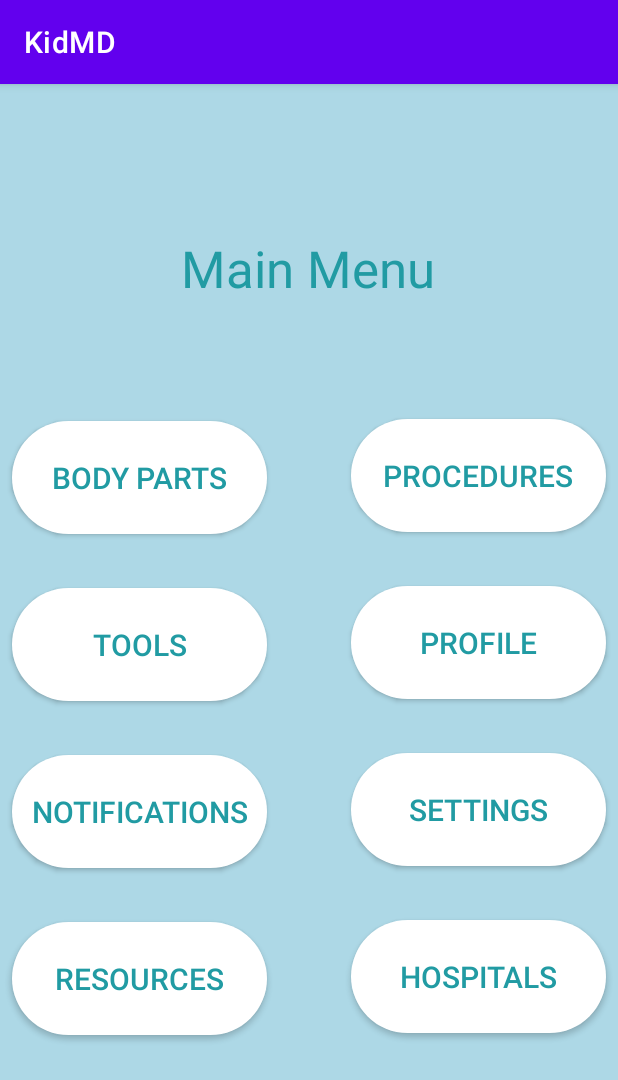
After one commit to SpaghettiSurgeons/KidMD, an Android app: the MainMenu screen opened directly, with no data from a screen before it, on a phone screen of 412 x 824 dp. The commit adds this screen. Shown: the top 1080 px of the screen. Run offline under Robolectric (Android 15) with nearby library versions, the phone set to English and light mode, and no system bars; our stand-ins replace Firebase (no records; nobody signed in at launch, a user with empty details on screens opened directly); Roboto replaces fonts that are not available here.

Commit message:
Added Main menu view Added Baloo font to assets Changed view from profile to main menu upon sign-in

```diff
--- a/app/src/main/AndroidManifest.xml
+++ b/app/src/main/AndroidManifest.xml
@@ -16,6 +16,9 @@
             android:name=".RegisterUser"
             android:exported="false" />
         <activity
+            android:name=".MainMenu"
+            android:exported="false" />
+        <activity
             android:name=".MainActivity"
             android:exported="true">
             <intent-filter>
--- a/app/src/main/java/com/example/kidmd/MainActivity.java
+++ b/app/src/main/java/com/example/kidmd/MainActivity.java
@@ -134,7 +134,7 @@ public class MainActivity extends AppCompatActivity implements View.OnClickListe
                     //The code that is commented out is for email verification, if we want to use it.
                     //if (user.isEmailVerified()) {
                         //Redirect to user profile
-                        startActivity(new Intent(MainActivity.this, ProfileActivity.class));
+                        startActivity(new Intent(MainActivity.this, MainMenu.class));
                         progressBar.setVisibility(View.GONE);
                     //}
                     //else {
--- /dev/null
+++ b/app/src/main/java/com/example/kidmd/MainMenu.java
@@ -0,0 +1,25 @@
+package com.example.kidmd;
+
+import android.graphics.Typeface;
+import android.os.Bundle;
+import android.view.View;
+import android.widget.TextView;
+import android.content.Intent;
+import android.widget.Button;
+
+import androidx.appcompat.app.AppCompatActivity;
+import com.google.firebase.auth.FirebaseAuth;
+
+public class MainMenu extends AppCompatActivity{
+
+    @Override
+    protected void onCreate(Bundle savedInstanceState) {
+        super.onCreate(savedInstanceState);
+        setContentView(R.layout.activity_menu);
+
+        //Change text font
+        //Typeface baloo = Typeface.createFromAsset(getAssets(), "fonts/Baloo-Regular.ttf");
+        //((TextView) findViewById(R.id.menudesc)).setTypeface(baloo);
+    }
+
+}
--- /dev/null
+++ b/app/src/main/res/drawable/rounded_corner.xml
@@ -0,0 +1,4 @@
+<?xml version="1.0" encoding="utf-8"?>
+<shape xmlns:android="http://schemas.android.com/apk/res/android">
+<corners  android:radius="50dp"/><solid android:color="#FFFFFF" />
+</shape>
--- /dev/null
+++ b/app/src/main/res/layout/activity_menu.xml
@@ -0,0 +1,153 @@
+<?xml version="1.0" encoding="utf-8"?>
+<androidx.constraintlayout.widget.ConstraintLayout xmlns:android="http://schemas.android.com/apk/res/android"
+    xmlns:app="http://schemas.android.com/apk/res-auto"
+    xmlns:tools="http://schemas.android.com/tools"
+    android:layout_width="match_parent"
+    android:layout_height="match_parent"
+    android:background="#ADD8E6">
+
+    <TextView
+        android:id="@+id/menudesc"
+        android:layout_width="wrap_content"
+        android:layout_height="wrap_content"
+        android:layout_marginTop="170dp"
+        android:layout_marginBottom="24dp"
+        android:text="Main Menu"
+        android:textColor="#219BA3"
+        android:textSize="34sp"
+        app:layout_constraintBottom_toTopOf="@+id/procedurebutton"
+        app:layout_constraintEnd_toEndOf="parent"
+        app:layout_constraintHorizontal_bias="0.497"
+        app:layout_constraintStart_toStartOf="parent"
+        app:layout_constraintTop_toTopOf="parent" />
+
+    <androidx.appcompat.widget.AppCompatButton
+        android:id="@+id/resourcebutton"
+        android:layout_width="170dp"
+        android:layout_height="75dp"
+        android:layout_marginTop="16dp"
+        android:layout_marginEnd="24dp"
+        android:layout_marginBottom="135dp"
+        android:background="@drawable/rounded_corner"
+        android:text="Resources"
+        android:textColor="#219BA3"
+        android:textSize="20sp"
+        app:layout_constraintBottom_toBottomOf="parent"
+        app:layout_constraintEnd_toStartOf="@+id/hospitalbutton"
+        app:layout_constraintStart_toStartOf="parent"
+        app:layout_constraintTop_toBottomOf="@+id/notificationbutton" />
+
+    <androidx.appcompat.widget.AppCompatButton
+        android:id="@+id/toolsbutton"
+        android:layout_width="170dp"
+        android:layout_height="75dp"
+        android:layout_marginTop="16dp"
+        android:layout_marginEnd="24dp"
+        android:layout_marginBottom="20dp"
+        android:background="@drawable/rounded_corner"
+        android:text="Tools"
+        android:textColor="#219BA3"
+        android:textSize="20sp"
+        app:layout_constraintBottom_toTopOf="@+id/notificationbutton"
+        app:layout_constraintEnd_toStartOf="@+id/profilebutton"
+        app:layout_constraintStart_toStartOf="parent"
+        app:layout_constraintTop_toBottomOf="@+id/bodypartbutton" />
+
+    <androidx.appcompat.widget.AppCompatButton
+        android:id="@+id/procedurebutton"
+        android:layout_width="170dp"
+        android:layout_height="75dp"
+        android:layout_marginStart="24dp"
+        android:layout_marginTop="54dp"
+        android:layout_marginBottom="20dp"
+        android:background="@drawable/rounded_corner"
+        android:text="Procedures"
+        android:textColor="#219BA3"
+        android:textSize="20sp"
+        app:layout_constraintBottom_toTopOf="@+id/profilebutton"
+        app:layout_constraintEnd_toEndOf="parent"
+        app:layout_constraintHorizontal_bias="0.82"
+        app:layout_constraintStart_toEndOf="@+id/bodypartbutton"
+        app:layout_constraintTop_toBottomOf="@+id/menudesc" />
+
+    <androidx.appcompat.widget.AppCompatButton
+        android:id="@+id/profilebutton"
+        android:layout_width="170dp"
+        android:layout_height="75dp"
+        android:layout_marginStart="24dp"
+        android:layout_marginTop="16dp"
+        android:layout_marginBottom="20dp"
+        android:background="@drawable/rounded_corner"
+        android:text="Profile"
+        android:textColor="#219BA3"
+        android:textSize="20sp"
+        app:layout_constraintBottom_toTopOf="@+id/settingsbutton"
+        app:layout_constraintEnd_toEndOf="parent"
+        app:layout_constraintStart_toEndOf="@+id/toolsbutton"
+        app:layout_constraintTop_toBottomOf="@+id/procedurebutton" />
+
+    <androidx.appcompat.widget.AppCompatButton
+        android:id="@+id/settingsbutton"
+        android:layout_width="170dp"
+        android:layout_height="75dp"
+        android:layout_marginStart="24dp"
+        android:layout_marginTop="16dp"
+        android:layout_marginBottom="20dp"
+        android:background="@drawable/rounded_corner"
+        android:text="Settings"
+        android:textColor="#219BA3"
+        android:textSize="20sp"
+        app:layout_constraintBottom_toTopOf="@+id/hospitalbutton"
+        app:layout_constraintEnd_toEndOf="parent"
+        app:layout_constraintStart_toEndOf="@+id/notificationbutton"
+        app:layout_constraintTop_toBottomOf="@+id/profilebutton" />
+
+    <androidx.appcompat.widget.AppCompatButton
+        android:id="@+id/hospitalbutton"
+        android:layout_width="170dp"
+        android:layout_height="75dp"
+        android:layout_marginStart="24dp"
+        android:layout_marginTop="16dp"
+        android:layout_marginBottom="135dp"
+        android:background="@drawable/rounded_corner"
+        android:text="Hospitals"
+        android:textColor="#219BA3"
+        android:textSize="20sp"
+        app:layout_constraintBottom_toBottomOf="parent"
+        app:layout_constraintEnd_toEndOf="parent"
+        app:layout_constraintStart_toEndOf="@+id/resourcebutton"
+        app:layout_constraintTop_toBottomOf="@+id/settingsbutton" />
+
+    <androidx.appcompat.widget.AppCompatButton
+        android:id="@+id/notificationbutton"
+        android:layout_width="170dp"
+        android:layout_height="75dp"
+        android:layout_marginTop="16dp"
+        android:layout_marginEnd="24dp"
+        android:layout_marginBottom="20dp"
+        android:background="@drawable/rounded_corner"
+        android:text="Notifications"
+        android:textColor="#219BA3"
+        android:textSize="20sp"
+        app:layout_constraintBottom_toTopOf="@+id/resourcebutton"
+        app:layout_constraintEnd_toStartOf="@+id/settingsbutton"
+        app:layout_constraintStart_toStartOf="parent"
+        app:layout_constraintTop_toBottomOf="@+id/toolsbutton" />
+
+    <androidx.appcompat.widget.AppCompatButton
+        android:id="@+id/bodypartbutton"
+        android:layout_width="170dp"
+        android:layout_height="75dp"
+        android:layout_marginTop="80dp"
+        android:layout_marginEnd="24dp"
+        android:layout_marginBottom="20dp"
+        android:background="@drawable/rounded_corner"
+        android:text="Body Parts"
+        android:textColor="#219BA3"
+        android:textSize="20sp"
+        app:layout_constraintBottom_toTopOf="@+id/toolsbutton"
+        app:layout_constraintEnd_toStartOf="@+id/procedurebutton"
+        app:layout_constraintStart_toStartOf="parent"
+        app:layout_constraintTop_toBottomOf="@+id/menudesc" />
+
+</androidx.constraintlayout.widget.ConstraintLayout>
```
Also changed, not shown: app/src/main/res/drawable-hdpi/circle.png (added), app/src/main/res/drawable-hdpi/circles.png (added), app/src/main/res/drawable-mdpi/circle.png (added), app/src/main/res/drawable-mdpi/circles.png (added), app/src/main/res/drawable-xhdpi/circle.png (added), app/src/main/res/drawable-xhdpi/circles.png (added), app/src/main/res/drawable-xxhdpi/circle.png (added), app/src/main/res/drawable-xxhdpi/circles.png (added), app/src/main/res/drawable-xxxhdpi/circle.png (added), app/src/main/res/drawable-xxxhdpi/circles.png (added), 1 other file.
